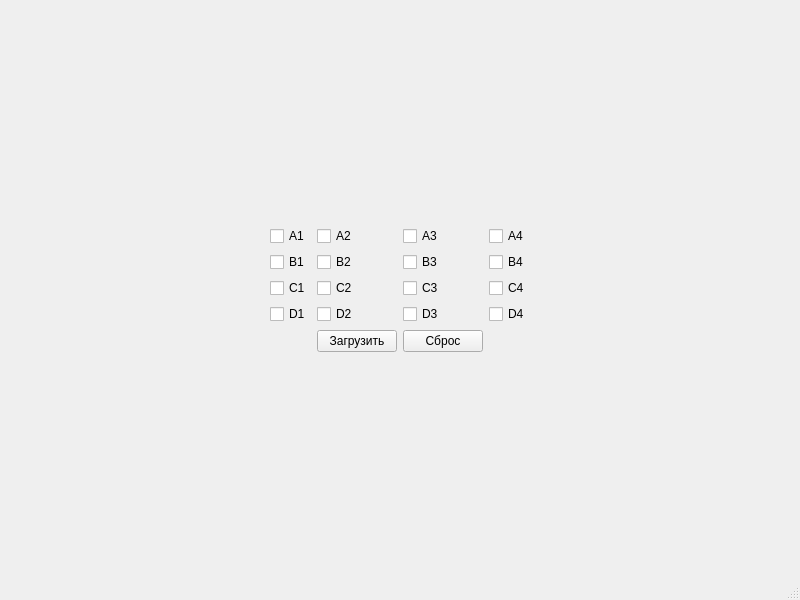
boris-k201/221_329_Kolesnikov, file mainwindow.ui: the form before one commit.
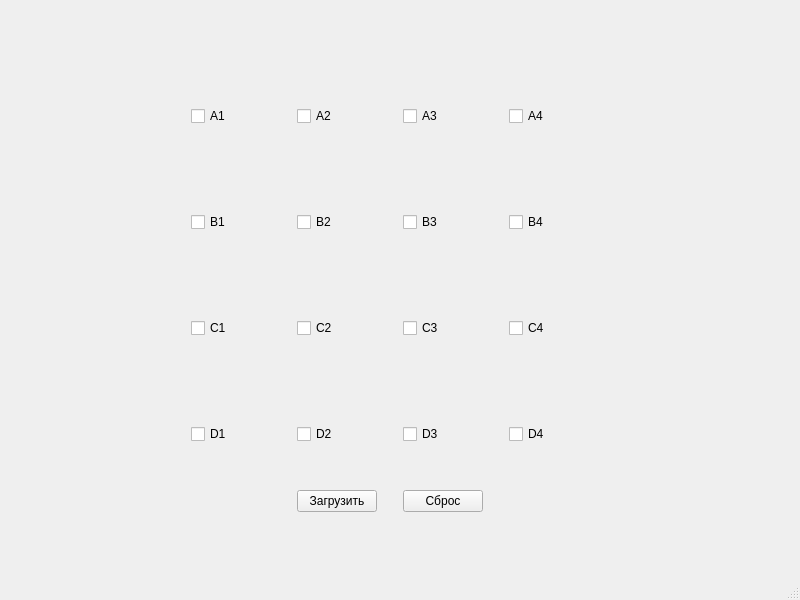
The form after the commit.

Commit message: Логика игры, запись и загрузка ходов

Diff of the .ui file:
```diff
--- a/mainwindow.ui
+++ b/mainwindow.ui
@@ -27,7 +27,7 @@
           <property name="sizeHint" stdset="0">
            <size>
             <width>20</width>
-            <height>189</height>
+            <height>28</height>
            </size>
           </property>
          </spacer>
@@ -39,7 +39,7 @@
           </property>
           <property name="sizeHint" stdset="0">
            <size>
-            <width>241</width>
+            <width>163</width>
             <height>20</height>
            </size>
           </property>
@@ -47,14 +47,26 @@
         </item>
         <item row="1" column="1">
          <layout class="QGridLayout" name="gridLayout">
+          <property name="sizeConstraint">
+           <enum>QLayout::SetDefaultConstraint</enum>
+          </property>
+          <property name="spacing">
+           <number>6</number>
+          </property>
           <item row="0" column="3">
            <widget class="QCheckBox" name="a4">
             <property name="sizePolicy">
-             <sizepolicy hsizetype="Maximum" vsizetype="Fixed">
+             <sizepolicy hsizetype="Minimum" vsizetype="Fixed">
               <horstretch>0</horstretch>
               <verstretch>0</verstretch>
              </sizepolicy>
             </property>
+            <property name="minimumSize">
+             <size>
+              <width>100</width>
+              <height>100</height>
+             </size>
+            </property>
             <property name="text">
              <string>A4</string>
             </property>
@@ -63,11 +75,17 @@
           <item row="3" column="0">
            <widget class="QCheckBox" name="d1">
             <property name="sizePolicy">
-             <sizepolicy hsizetype="Maximum" vsizetype="Fixed">
+             <sizepolicy hsizetype="Minimum" vsizetype="Fixed">
               <horstretch>0</horstretch>
               <verstretch>0</verstretch>
              </sizepolicy>
             </property>
+            <property name="minimumSize">
+             <size>
+              <width>100</width>
+              <height>100</height>
+             </size>
+            </property>
             <property name="text">
              <string>D1</string>
             </property>
@@ -76,11 +94,17 @@
           <item row="0" column="1">
            <widget class="QCheckBox" name="a2">
             <property name="sizePolicy">
-             <sizepolicy hsizetype="Maximum" vsizetype="Fixed">
+             <sizepolicy hsizetype="Minimum" vsizetype="Fixed">
               <horstretch>0</horstretch>
               <verstretch>0</verstretch>
              </sizepolicy>
             </property>
+            <property name="minimumSize">
+             <size>
+              <width>100</width>
+              <height>100</height>
+             </size>
+            </property>
             <property name="text">
              <string>A2</string>
             </property>
@@ -102,11 +126,17 @@
           <item row="2" column="2">
            <widget class="QCheckBox" name="c3">
             <property name="sizePolicy">
-             <sizepolicy hsizetype="Maximum" vsizetype="Fixed">
+             <sizepolicy hsizetype="Minimum" vsizetype="Fixed">
               <horstretch>0</horstretch>
               <verstretch>0</verstretch>
              </sizepolicy>
             </property>
+            <property name="minimumSize">
+             <size>
+              <width>100</width>
+              <height>100</height>
+             </size>
+            </property>
             <property name="text">
              <string>C3</string>
             </property>
@@ -115,11 +145,17 @@
           <item row="1" column="0">
            <widget class="QCheckBox" name="b1">
             <property name="sizePolicy">
-             <sizepolicy hsizetype="Maximum" vsizetype="Fixed">
+             <sizepolicy hsizetype="Minimum" vsizetype="Fixed">
               <horstretch>0</horstretch>
               <verstretch>0</verstretch>
              </sizepolicy>
             </property>
+            <property name="minimumSize">
+             <size>
+              <width>100</width>
+              <height>100</height>
+             </size>
+            </property>
             <property name="text">
              <string>B1</string>
             </property>
@@ -128,11 +164,17 @@
           <item row="3" column="1">
            <widget class="QCheckBox" name="d2">
             <property name="sizePolicy">
-             <sizepolicy hsizetype="Maximum" vsizetype="Fixed">
+             <sizepolicy hsizetype="Minimum" vsizetype="Fixed">
               <horstretch>0</horstretch>
               <verstretch>0</verstretch>
              </sizepolicy>
             </property>
+            <property name="minimumSize">
+             <size>
+              <width>100</width>
+              <height>100</height>
+             </size>
+            </property>
             <property name="text">
              <string>D2</string>
             </property>
@@ -141,11 +183,17 @@
           <item row="1" column="1">
            <widget class="QCheckBox" name="b2">
             <property name="sizePolicy">
-             <sizepolicy hsizetype="Maximum" vsizetype="Fixed">
+             <sizepolicy hsizetype="Minimum" vsizetype="Fixed">
               <horstretch>0</horstretch>
               <verstretch>0</verstretch>
              </sizepolicy>
             </property>
+            <property name="minimumSize">
+             <size>
+              <width>100</width>
+              <height>100</height>
+             </size>
+            </property>
             <property name="text">
              <string>B2</string>
             </property>
@@ -154,11 +202,17 @@
           <item row="3" column="2">
            <widget class="QCheckBox" name="d3">
             <property name="sizePolicy">
-             <sizepolicy hsizetype="Maximum" vsizetype="Fixed">
+             <sizepolicy hsizetype="Minimum" vsizetype="Fixed">
               <horstretch>0</horstretch>
               <verstretch>0</verstretch>
              </sizepolicy>
             </property>
+            <property name="minimumSize">
+             <size>
+              <width>100</width>
+              <height>100</height>
+             </size>
+            </property>
             <property name="text">
              <string>D3</string>
             </property>
@@ -167,11 +221,17 @@
           <item row="3" column="3">
            <widget class="QCheckBox" name="d4">
             <property name="sizePolicy">
-             <sizepolicy hsizetype="Maximum" vsizetype="Fixed">
+             <sizepolicy hsizetype="Minimum" vsizetype="Fixed">
               <horstretch>0</horstretch>
               <verstretch>0</verstretch>
              </sizepolicy>
             </property>
+            <property name="minimumSize">
+             <size>
+              <width>100</width>
+              <height>100</height>
+             </size>
+            </property>
             <property name="text">
              <string>D4</string>
             </property>
@@ -180,11 +240,17 @@
           <item row="1" column="3">
            <widget class="QCheckBox" name="b4">
             <property name="sizePolicy">
-             <sizepolicy hsizetype="Maximum" vsizetype="Fixed">
+             <sizepolicy hsizetype="Minimum" vsizetype="Fixed">
               <horstretch>0</horstretch>
               <verstretch>0</verstretch>
              </sizepolicy>
             </property>
+            <property name="minimumSize">
+             <size>
+              <width>100</width>
+              <height>100</height>
+             </size>
+            </property>
             <property name="text">
              <string>B4</string>
             </property>
@@ -193,11 +259,17 @@
           <item row="2" column="3">
            <widget class="QCheckBox" name="c4">
             <property name="sizePolicy">
-             <sizepolicy hsizetype="Maximum" vsizetype="Fixed">
+             <sizepolicy hsizetype="Minimum" vsizetype="Fixed">
               <horstretch>0</horstretch>
               <verstretch>0</verstretch>
              </sizepolicy>
             </property>
+            <property name="minimumSize">
+             <size>
+              <width>100</width>
+              <height>100</height>
+             </size>
+            </property>
             <property name="text">
              <string>C4</string>
             </property>
@@ -206,11 +278,17 @@
           <item row="2" column="1">
            <widget class="QCheckBox" name="c2">
             <property name="sizePolicy">
-             <sizepolicy hsizetype="Maximum" vsizetype="Fixed">
+             <sizepolicy hsizetype="Minimum" vsizetype="Fixed">
               <horstretch>0</horstretch>
               <verstretch>0</verstretch>
              </sizepolicy>
             </property>
+            <property name="minimumSize">
+             <size>
+              <width>100</width>
+              <height>100</height>
+             </size>
+            </property>
             <property name="text">
              <string>C2</string>
             </property>
@@ -232,11 +310,17 @@
           <item row="2" column="0">
            <widget class="QCheckBox" name="c1">
             <property name="sizePolicy">
-             <sizepolicy hsizetype="Maximum" vsizetype="Fixed">
+             <sizepolicy hsizetype="Minimum" vsizetype="Fixed">
               <horstretch>0</horstretch>
               <verstretch>0</verstretch>
              </sizepolicy>
             </property>
+            <property name="minimumSize">
+             <size>
+              <width>100</width>
+              <height>100</height>
+             </size>
+            </property>
             <property name="text">
              <string>C1</string>
             </property>
@@ -245,11 +329,17 @@
           <item row="0" column="0">
            <widget class="QCheckBox" name="a1">
             <property name="sizePolicy">
-             <sizepolicy hsizetype="Maximum" vsizetype="Fixed">
+             <sizepolicy hsizetype="Minimum" vsizetype="Fixed">
               <horstretch>0</horstretch>
               <verstretch>0</verstretch>
              </sizepolicy>
             </property>
+            <property name="minimumSize">
+             <size>
+              <width>100</width>
+              <height>100</height>
+             </size>
+            </property>
             <property name="text">
              <string>A1</string>
             </property>
@@ -264,11 +354,17 @@
           <item row="1" column="2">
            <widget class="QCheckBox" name="b3">
             <property name="sizePolicy">
-             <sizepolicy hsizetype="Maximum" vsizetype="Fixed">
+             <sizepolicy hsizetype="Minimum" vsizetype="Fixed">
               <horstretch>0</horstretch>
               <verstretch>0</verstretch>
              </sizepolicy>
             </property>
+            <property name="minimumSize">
+             <size>
+              <width>100</width>
+              <height>100</height>
+             </size>
+            </property>
             <property name="text">
              <string>B3</string>
             </property>
@@ -277,11 +373,17 @@
           <item row="0" column="2">
            <widget class="QCheckBox" name="a3">
             <property name="sizePolicy">
-             <sizepolicy hsizetype="Maximum" vsizetype="Fixed">
+             <sizepolicy hsizetype="Minimum" vsizetype="Fixed">
               <horstretch>0</horstretch>
               <verstretch>0</verstretch>
              </sizepolicy>
             </property>
+            <property name="minimumSize">
+             <size>
+              <width>100</width>
+              <height>100</height>
+             </size>
+            </property>
             <property name="text">
              <string>A3</string>
             </property>
@@ -296,7 +398,7 @@
           </property>
           <property name="sizeHint" stdset="0">
            <size>
-            <width>241</width>
+            <width>163</width>
             <height>20</height>
            </size>
           </property>
@@ -310,7 +412,7 @@
           <property name="sizeHint" stdset="0">
            <size>
             <width>20</width>
-            <height>188</height>
+            <height>29</height>
            </size>
           </property>
          </spacer>
```
The commit also changes 2 other files.
